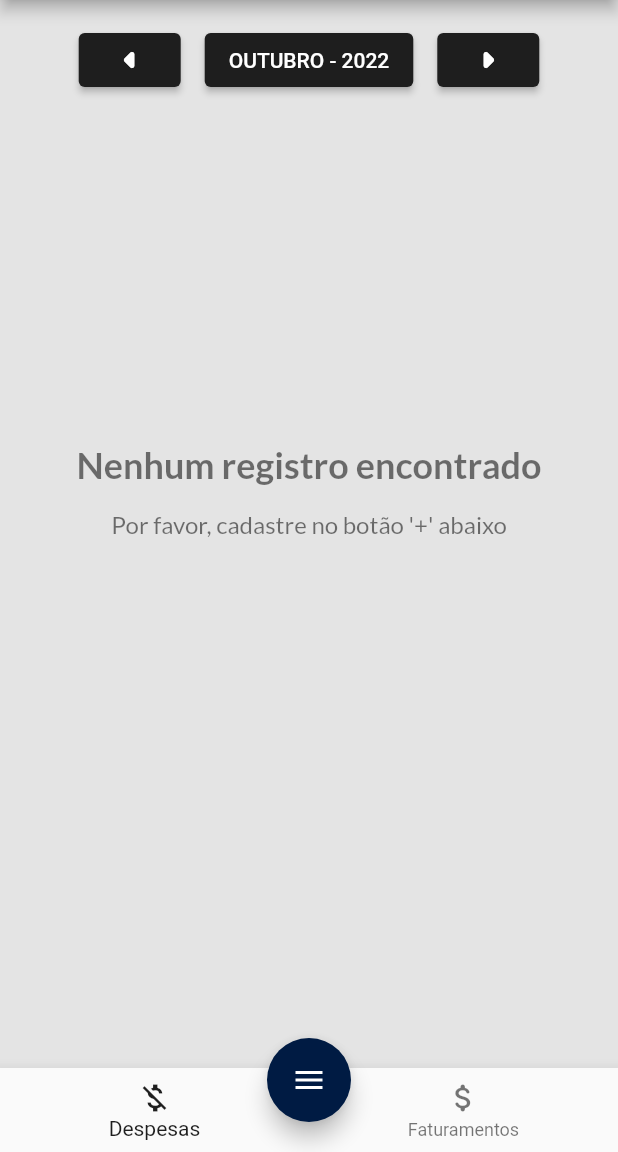
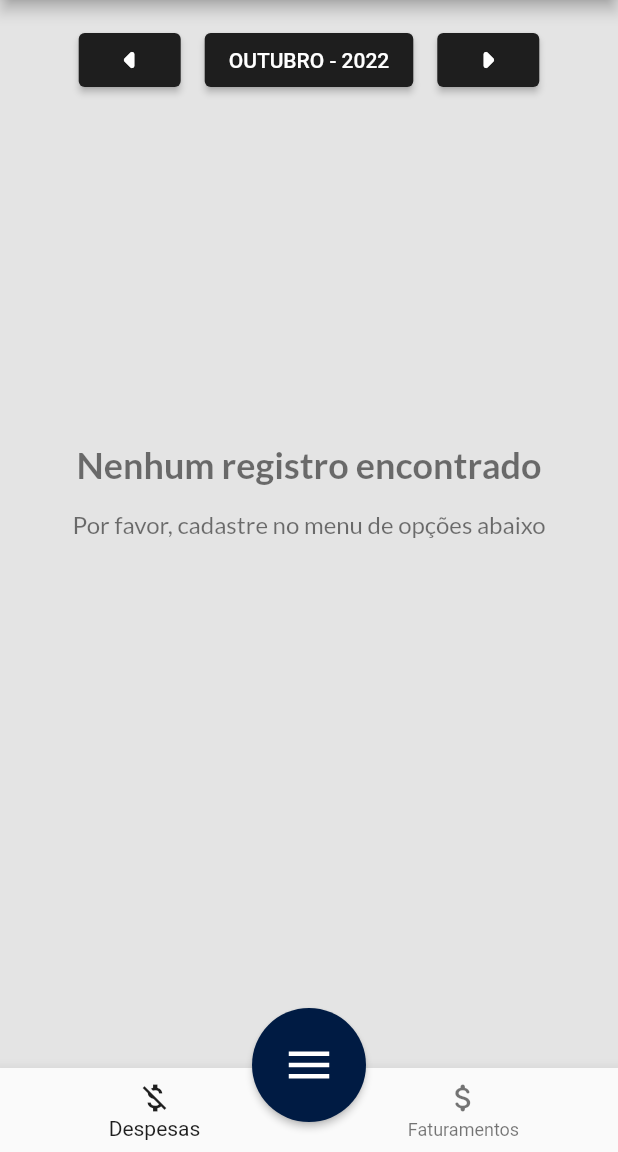
Before and after one commit to RodrigoVieira06/projeto-controle-financeiro, a Flutter app: the MovimentacoesPageWidget screen opened by its route, on a phone screen of 412 x 824 dp, the part 84-1236 px from its top. Run offline on Flutter 3.47's test engine with Material 2 defaults, Android fonts, the phone set to English and light mode, and no system bars; our stand-ins replace cloud_firestore, firebase_auth, firebase_core, flutter_modular, flutter_triple; accounts and stored records are empty.

Commit message:
Otimização no componente dos botões de cadastros + melhorias na arquitetura do projeto

```diff
--- a/lib/components/add_button_widget.dart
+++ /dev/null
@@ -1,130 +0,0 @@
-import 'package:flutter/material.dart';
-
-class AddButtonWidget extends StatefulWidget {
-  final Icon icon1;
-  final Color iconcolor1;
-  final Widget formdialog1;
-  final Icon icon2;
-  final Color iconcolor2;
-  final Widget formdialog2;
-
-  const AddButtonWidget({
-    required this.icon1,
-    required this.iconcolor1,
-    required this.formdialog1,
-    required this.icon2,
-    required this.iconcolor2,
-    required this.formdialog2,
-    Key? key,
-  }) : super(key: key);
-
-  @override
-  State<AddButtonWidget> createState() => _AddButtonWidgetState();
-}
-
-class _AddButtonWidgetState extends State<AddButtonWidget>
-    with SingleTickerProviderStateMixin {
-  late AnimationController _animationController;
-
-  late Animation<double> _buttonAnimatedIcon;
-
-  late Animation<double> _translateButton;
-
-  bool _isExpanded = false;
-
-  @override
-  initState() {
-    _animationController = AnimationController(
-      vsync: this,
-      duration: const Duration(milliseconds: 600),
-    )..addListener(() {
-        setState(() {});
-      });
-
-    _buttonAnimatedIcon =
-        Tween<double>(begin: 0.0, end: 1.0).animate(_animationController);
-
-    _translateButton = Tween<double>(
-      begin: 100,
-      end: -20,
-    ).animate(CurvedAnimation(
-      parent: _animationController,
-      curve: Curves.easeInOut,
-    ));
-    super.initState();
-  }
-
-  @override
-  dispose() {
-    _animationController.dispose();
-    super.dispose();
-  }
-
-  _toggle() {
-    if (_isExpanded) {
-      _animationController.reverse();
-    } else {
-      _animationController.forward();
-    }
-
-    _isExpanded = !_isExpanded;
-  }
-
-  @override
-  Widget build(BuildContext context) {
-    return Padding(
-      padding: const EdgeInsets.only(bottom: 20.0),
-      child: Column(
-        mainAxisAlignment: MainAxisAlignment.end,
-        children: [
-          Transform(
-            transform: Matrix4.translationValues(
-              0.0,
-              _translateButton.value * 3,
-              0.0,
-            ),
-            child: FloatingActionButton(
-              backgroundColor: widget.iconcolor1,
-              child: widget.icon1,
-              onPressed: () => {
-                showDialog(
-                  context: context,
-                  builder: (BuildContext context) {
-                    return widget.formdialog1;
-                  },
-                )
-              },
-            ),
-          ),
-          Transform(
-            transform: Matrix4.translationValues(
-              0.0,
-              _translateButton.value * 2,
-              0.0,
-            ),
-            child: FloatingActionButton(
-              backgroundColor: widget.iconcolor2,
-              child: widget.icon2,
-              onPressed: () => {
-                showDialog(
-                  context: context,
-                  builder: (BuildContext context) {
-                    return widget.formdialog2;
-                  },
-                )
-              },
-            ),
-          ),
-          FloatingActionButton(
-            onPressed: _toggle,
-            backgroundColor: const Color.fromARGB(255, 0, 27, 67),
-            child: AnimatedIcon(
-              icon: AnimatedIcons.menu_close,
-              progress: _buttonAnimatedIcon,
-            ),
-          ),
-        ],
-      ),
-    );
-  }
-}
--- /dev/null
+++ b/lib/components/buttons/add_button_widget.dart
@@ -0,0 +1,179 @@
+import 'package:flutter/material.dart';
+
+class AddButtonWidget extends StatefulWidget {
+  final String text1;
+  final Icon icon1;
+  final Color iconcolor1;
+  final Widget formdialog1;
+  final String text2;
+  final Icon icon2;
+  final Color iconcolor2;
+  final Widget formdialog2;
+
+  const AddButtonWidget({
+    required this.text1,
+    required this.icon1,
+    required this.iconcolor1,
+    required this.formdialog1,
+    required this.text2,
+    required this.icon2,
+    required this.iconcolor2,
+    required this.formdialog2,
+    Key? key,
+  }) : super(key: key);
+
+  @override
+  State<AddButtonWidget> createState() => _AddButtonWidgetState();
+}
+
+class _AddButtonWidgetState extends State<AddButtonWidget>
+    with SingleTickerProviderStateMixin {
+  late AnimationController _animationController;
+
+  late Animation<double> _buttonAnimatedIcon;
+
+  late Animation<double> _translateButton;
+
+  bool _isExpanded = false;
+
+  @override
+  initState() {
+    _animationController = AnimationController(
+      vsync: this,
+      duration: const Duration(milliseconds: 600),
+    )..addListener(() {
+        setState(() {});
+      });
+
+    _buttonAnimatedIcon =
+        Tween<double>(begin: 0.0, end: 0.0).animate(_animationController);
+
+    _translateButton = Tween<double>(
+      begin: 30,
+      end: 0,
+    ).animate(CurvedAnimation(
+      parent: _animationController,
+      curve: Curves.easeInOut,
+    ));
+    super.initState();
+  }
+
+  @override
+  dispose() {
+    _animationController.dispose();
+    super.dispose();
+  }
+
+  _toggle() {
+    if (_isExpanded) {
+      _animationController.reverse();
+    } else {
+      _animationController.forward();
+    }
+
+    _isExpanded = !_isExpanded;
+  }
+
+  @override
+  Widget build(BuildContext context) {
+    return Padding(
+      padding: const EdgeInsets.only(bottom: 20.0),
+      child: Column(
+        mainAxisAlignment: MainAxisAlignment.end,
+        crossAxisAlignment: CrossAxisAlignment.center,
+        children: [
+          Transform(
+            transform: Matrix4.translationValues(
+              0.0,
+              _translateButton.value * 7,
+              0.0,
+            ),
+            child: Padding(
+              padding: const EdgeInsets.only(left: 16.0),
+              child: Row(
+                mainAxisAlignment: MainAxisAlignment.spaceAround,
+                children: [
+                  Column(
+                    children: [
+                      ElevatedButton(
+                        style: ElevatedButton.styleFrom(
+                          shape: const CircleBorder(),
+                          padding: const EdgeInsets.all(15.0),
+                          primary: widget.iconcolor1,
+                        ),
+                        child: widget.icon1,
+                        onPressed: () => {
+                          showDialog(
+                            context: context,
+                            builder: (BuildContext context) {
+                              return widget.formdialog1;
+                            },
+                          )
+                        },
+                      ),
+                      Padding(
+                        padding: const EdgeInsets.all(8.0),
+                        child: Text(
+                          widget.text1,
+                          style: TextStyle(
+                            fontWeight: FontWeight.w700,
+                            fontFamily: 'Lato',
+                            color: widget.iconcolor1,
+                          ),
+                        ),
+                      ),
+                    ],
+                  ),
+                  Column(
+                    children: [
+                      ElevatedButton(
+                        style: ElevatedButton.styleFrom(
+                          shape: const CircleBorder(),
+                          padding: const EdgeInsets.all(15.0),
+                          primary: widget.iconcolor2,
+                        ),
+                        child: widget.icon2,
+                        onPressed: () => {
+                          showDialog(
+                            context: context,
+                            builder: (BuildContext context) {
+                              return widget.formdialog2;
+                            },
+                          )
+                        },
+                      ),
+                      Padding(
+                        padding: const EdgeInsets.all(8.0),
+                        child: Text(
+                          widget.text2,
+                          style: TextStyle(
+                            fontWeight: FontWeight.w700,
+                            fontFamily: 'Lato',
+                            color: widget.iconcolor2,
+                          ),
+                        ),
+                      )
+                    ],
+                  ),
+                ],
+              ),
+            ),
+          ),
+          ElevatedButton(
+            onPressed: _toggle,
+            style: ElevatedButton.styleFrom(
+              shape: const CircleBorder(),
+              padding: const EdgeInsets.all(20.0),
+              primary: const Color.fromARGB(255, 0, 27, 67),
+            ),
+            // backgroundColor: const Color.fromARGB(255, 0, 27, 67),
+            child: AnimatedIcon(
+              icon: AnimatedIcons.menu_close,
+              progress: _buttonAnimatedIcon,
+            ),
+          ),
+        ],
+      ),
+    );
+  }
+}
--- a/lib/components/date_select_widget.dart
+++ b/lib/components/buttons/dateselect_buttons_widget.dart
@@ -1,8 +1,8 @@
 import 'package:flutter/material.dart';
 import 'package:projeto_controle_financeiro/utils/theme.dart';
 
-class DateSelectWidget extends StatelessWidget {
-  const DateSelectWidget({Key? key}) : super(key: key);
+class DateselectButtonsWidget extends StatelessWidget {
+  const DateselectButtonsWidget({Key? key}) : super(key: key);
 
   @override
   Widget build(BuildContext context) {
--- a/lib/components/components.dart
+++ b/lib/components/components.dart
@@ -1,5 +1,5 @@
 export 'package:projeto_controle_financeiro/components/drawer/drawer_widget.dart';
-export 'package:projeto_controle_financeiro/components/loading_widget.dart';
-export 'package:projeto_controle_financeiro/components/date_select_widget.dart';
-export 'package:projeto_controle_financeiro/components/add_button_widget.dart';
-export 'package:projeto_controle_financeiro/components/lista_vazia_widget.dart';
+export 'package:projeto_controle_financeiro/components/loadings/loading_widget.dart';
+export 'package:projeto_controle_financeiro/components/buttons/dateselect_buttons_widget.dart';
+export 'package:projeto_controle_financeiro/components/buttons/add_button_widget.dart';
+export 'package:projeto_controle_financeiro/components/empty_list/lista_vazia_widget.dart';
--- a/lib/components/lista_vazia_widget.dart
+++ b/lib/components/empty_list/lista_vazia_widget.dart
@@ -35,7 +35,7 @@ class ListaVaziaWidget extends StatelessWidget {
                 Padding(
                   padding: EdgeInsets.all(8.0),
                   child: Text(
-                    'Por favor, cadastre no botão \'+\' abaixo',
+                    'Por favor, cadastre no menu de opções abaixo',
                     style: TextStyle(
                       fontFamily: 'Lato',
                       color: Colors.black54,
--- a/lib/screens/cartoes/page/cartoes_page_widget.dart
+++ b/lib/screens/cartoes/page/cartoes_page_widget.dart
@@ -48,9 +48,11 @@ class _CartoesPageWidgetState extends State<CartoesPageWidget> {
       ),
       body: _widgetOptions.elementAt(_selectedIndex),
       floatingActionButton: AddButtonWidget(
+        text1: 'AAA',
         icon1: const Icon(Icons.credit_card),
         iconcolor1: const Color.fromARGB(255, 49, 205, 244),
         formdialog1: Container(),
+        text2: 'AAA',
         icon2: const Icon(Icons.credit_card),
         iconcolor2: const Color.fromARGB(255, 177, 67, 255),
         formdialog2: Container(),
--- a/lib/screens/home/components/body/resumo_mensal_widget.dart
+++ b/lib/screens/home/components/body/resumo_mensal_widget.dart
@@ -11,7 +11,7 @@ class ResumoMensalWidget extends StatelessWidget {
       children: [
         Column(
           children: const [
-            DateSelectWidget(),
+            DateselectButtonsWidget(),
             ResumoDespesasCard(),
             // Padding(
             //   padding: EdgeInsets.only(bottom: 32.0),
--- a/lib/screens/movimentacoes/components/body/despesas_widget.dart
+++ b/lib/screens/movimentacoes/components/body/despesas_widget.dart
@@ -21,7 +21,7 @@ class DespesasWidget extends StatelessWidget {
         children: [
           const Padding(
             padding: EdgeInsets.only(bottom: 16.0),
-            child: DateSelectWidget(),
+            child: DateselectButtonsWidget(),
           ),
           ScopedBuilder<DespesasController, Exception, List<Despesa>>(
               store: desepesasStore,
--- a/lib/screens/movimentacoes/components/body/faturamentos_widget.dart
+++ b/lib/screens/movimentacoes/components/body/faturamentos_widget.dart
@@ -21,7 +21,7 @@ class FaturamentosWidget extends StatelessWidget {
         children: [
           const Padding(
             padding: EdgeInsets.only(bottom: 16.0),
-            child: DateSelectWidget(),
+            child: DateselectButtonsWidget(),
           ),
           ScopedBuilder<FaturamentosController, Exception, List<Faturamento>>(
               store: faturamentosStore,
--- a/lib/screens/movimentacoes/page/movimentacoes_page_widget.dart
+++ b/lib/screens/movimentacoes/page/movimentacoes_page_widget.dart
@@ -48,12 +48,14 @@
       ),
       body: _widgetOptions.elementAt(_selectedIndex),
       floatingActionButton: AddButtonWidget(
-        icon1: const Icon(Icons.attach_money),
-        iconcolor1: const Color.fromARGB(255, 36, 137, 232),
-        formdialog1: FaturamentosFormWidget(),
-        icon2: const Icon(Icons.money_off),
-        iconcolor2: const Color.fromARGB(255, 255, 67, 67),
-        formdialog2: DespesasFormWidget(),
+        text1: 'Despesas',
+        icon1: const Icon(Icons.money_off),
+        iconcolor1: const Color.fromARGB(255, 255, 67, 67),
+        formdialog1: DespesasFormWidget(),
+        text2: 'Faturamentos',
+        icon2: const Icon(Icons.attach_money),
+        iconcolor2: const Color.fromARGB(255, 36, 137, 232),
+        formdialog2: FaturamentosFormWidget(),
       ),
       floatingActionButtonLocation: FloatingActionButtonLocation.centerDocked,
       bottomNavigationBar: BottomNavigationBar(
--- a/lib/services/auth_service.dart
+++ b/lib/services/auth_service.dart
@@ -23,8 +23,9 @@ class AuthService {
     String? foto,
   ) async {
     try {
+      var nomeCompleto = '$nome $sobrenome';
       await _auth.createUserWithEmailAndPassword(email: email, password: senha);
-      await _auth.currentUser!.updateDisplayName(nome);
+      await _auth.currentUser!.updateDisplayName(nomeCompleto);
       await _setProfile(_auth.currentUser!.uid, _auth.currentUser!.displayName!,
           _auth.currentUser!.email!);
       if (foto != null) {
```
Also changed, not shown: lib/components/loadings/loading_widget.dart (renamed from lib/components/loading_widget.dart).
